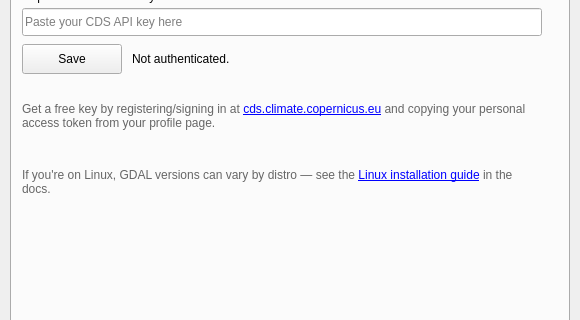
The window that geobridge_plugin_dialog_base.ui (ECMWFCode4Earth/geobridge-qgis) describes before a commit, drawn with Qt 5; both pictures show x 0 to 580 and y 146 to 466 of the 580 by 950 pixel window.
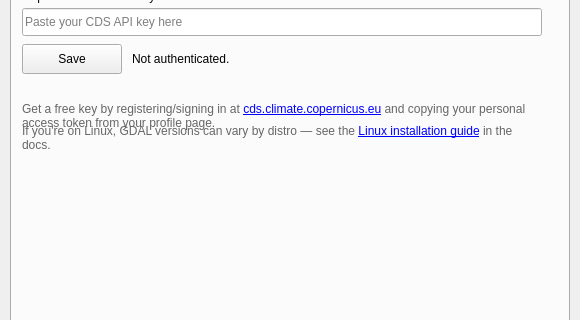
The same window after the commit.

Commit message:
Fix API Key tab Linux note being invisible
The note added below the CDS key hint kept its static designer
position, but _refresh_dependency_banner() moves the other widgets
on this tab up at runtime (closing the gap left by a permanently
hidden legacy banner), and the tab forces the dialog to a small
fixed size. Combined, the note ended up sitting right at/past the
bottom edge of the visible window. Move it up along with the rest
and give the tab a bit more height.

```diff
--- a/geobridge_plugin_dialog_base.ui
+++ b/geobridge_plugin_dialog_base.ui
@@ -88,7 +88,7 @@
 
     <widget class="QLabel" name="lbl_key_linux_note">
      <property name="geometry">
-      <rect><x>10</x><y>272</y><width>520</width><height>40</height></rect>
+      <rect><x>10</x><y>228</y><width>520</width><height>40</height></rect>
      </property>
      <property name="text">
       <string>If you're on Linux, GDAL versions can vary by distro — see the &lt;a href=&quot;https://geobridge-qgis.readthedocs.io/en/latest/installation.html#installing-qgis-on-linux-ubuntu-with-a-matching-gdal-version&quot;&gt;Linux installation guide&lt;/a&gt; in the docs.</string>
```
The commit also changes 2 other files.
